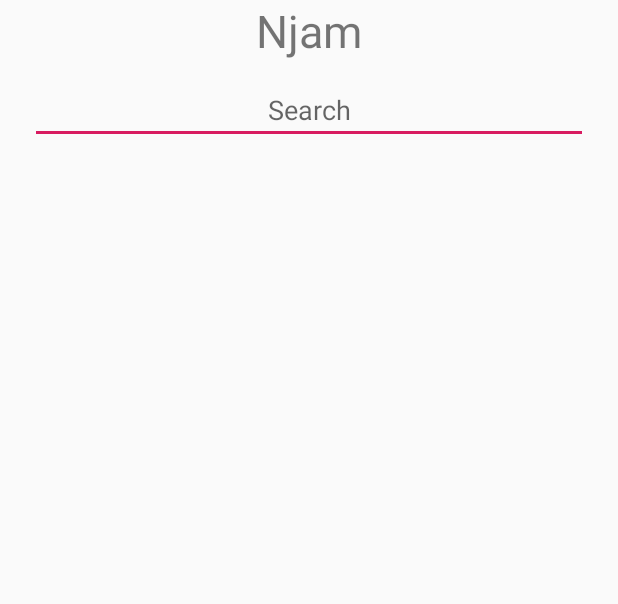
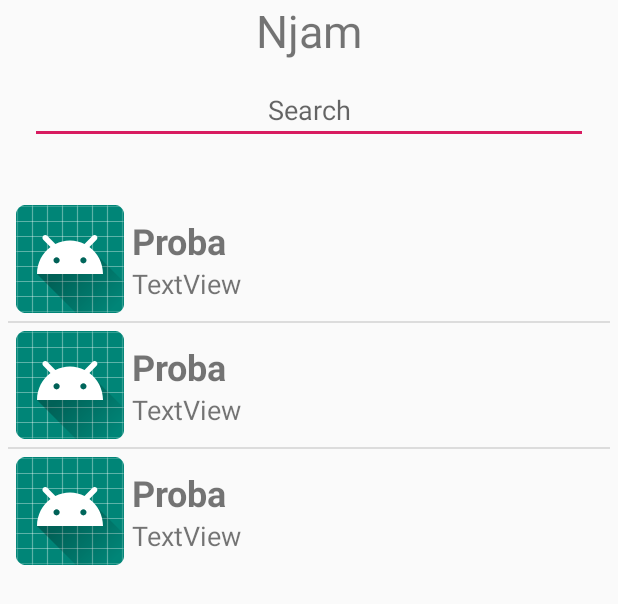
Before and after one commit to FilipVujic/CS330-PZ, an Android app: the layout activity_home.xml on its own in the app's theme, with its tools: preview values and no code run, on a phone screen of 412 x 824 dp. Shown: the top 604 px of the screen. Run offline under Robolectric (Android 15) with nearby library versions, the phone set to English and light mode, and no system bars.

Commit message:
Posle skajpa sa Micom

```diff
--- a/app/src/main/res/layout/activity_home.xml
+++ b/app/src/main/res/layout/activity_home.xml
@@ -1,6 +1,9 @@
 <?xml version="1.0" encoding="utf-8"?>
-<RelativeLayout xmlns:android="http://schemas.android.com/apk/res/android" android:orientation="vertical"
-    android:layout_width="match_parent" android:layout_height="match_parent">
+<RelativeLayout xmlns:android="http://schemas.android.com/apk/res/android"
+    xmlns:tools="http://schemas.android.com/tools"
+    android:orientation="vertical"
+    android:layout_width="match_parent"
+    android:layout_height="match_parent">
 
     <TextView
         android:id="@+id/home_title"
@@ -32,11 +35,20 @@
         android:id="@+id/home_result"
         />
 
-    <include layout="@layout/list_view"
+    <ListView
+        android:layout_width="match_parent"
+        android:padding="5dp"
+        android:layout_height="wrap_content"
+        android:id="@+id/listViewID"
+        android:layout_below="@+id/home_search"
+        tools:listitem="@layout/recipe_list_row_item"
+        />
+
+<!--    <include layout="@layout/list_view"
         android:id="@+id/home_list"
         android:layout_width="wrap_content"
         android:layout_height="wrap_content"
-        android:layout_below="@+id/home_search"/>
+        android:layout_below="@+id/home_search"/>-->
 
 
 
--- a/app/src/main/res/layout/recipe_list_row_item.xml
+++ b/app/src/main/res/layout/recipe_list_row_item.xml
@@ -2,6 +2,7 @@
 <LinearLayout xmlns:android="http://schemas.android.com/apk/res/android"
     android:layout_width="match_parent"
     android:layout_height="wrap_content"
+    xmlns:tools="http://schemas.android.com/tools"
     android:orientation="horizontal"
     android:id="@+id/recipeList_row_item">
 
@@ -9,14 +10,16 @@
         android:id="@+id/imageView1ID"
         android:layout_width="wrap_content"
         android:layout_height="wrap_content"
-        android:layout_weight="1" />
+        android:src="@mipmap/ic_launcher"
+        android:layout_margin="5dp"
+        android:scaleType="centerCrop"
+         />
 
 
     <LinearLayout
         android:layout_width="match_parent"
-        android:layout_height="match_parent"
+        android:layout_height="wrap_content"
         android:layout_gravity="center_vertical"
-        android:layout_weight="1"
         android:gravity="center_vertical"
         android:orientation="vertical">
 
@@ -25,6 +28,7 @@
             android:layout_width="match_parent"
             android:layout_height="wrap_content"
             android:text="TextView"
+            tools:text="Proba"
             android:textSize="24sp"
             android:textStyle="bold" />
 
--- a/app/src/main/res/values/strings.xml
+++ b/app/src/main/res/values/strings.xml
@@ -1,3 +1,4 @@
 <resources>
     <string name="app_name">CS330PZ</string>
+    <string name="url">http://192.168.56.1:8080/CS330_PZ_RestServices/webresources/</string>
 </resources>
```
Also changed, not shown: app/src/main/java/com/metropolitan/cs330pz/MainActivity.java (+8 -12 lines), app/src/main/java/com/metropolitan/cs330pz/com/metropolitan/cs330pz/gui/CustomAdapter.java (+10 -51 lines), app/src/main/java/com/metropolitan/cs330pz/com/metropolitan/cs330pz/gui/Home.java (+14 -3 lines), app/src/main/res/layout/list_view.xml (deleted, +0 -16 lines).
